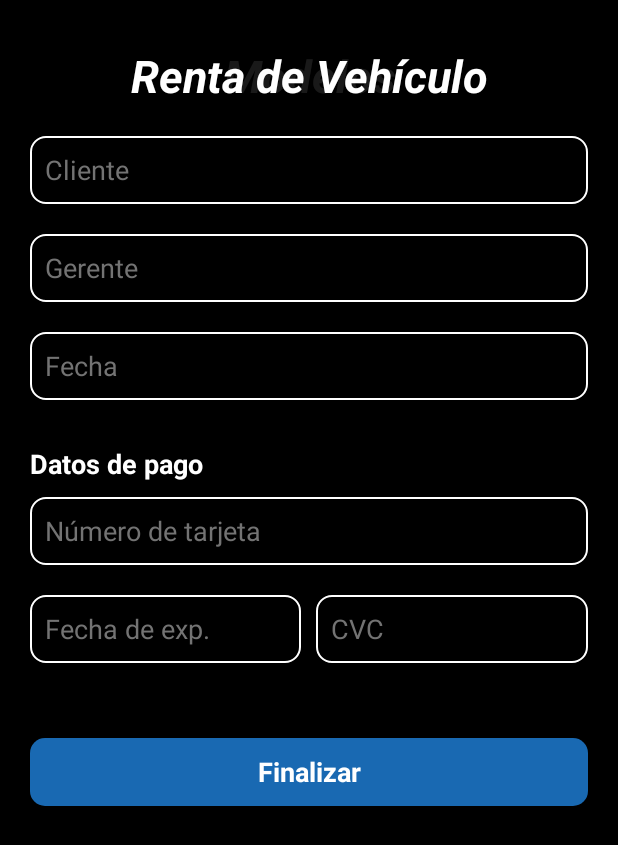
After one commit to Cast-One/RentACar, an Android app: the fragment AddCarFragment placed in its activity, on a phone screen of 412 x 824 dp. The commit adds this screen. Shown: the top 845 px of the screen. Run offline under Robolectric (Android 15) with nearby library versions, the phone set to English and light mode, and no system bars; libraries missing offline, so code that uses them is left out: com.realpacific.clickshrinkeffect; 1 statement that could not run was skipped.

Commit message:
Animaciones y formularios

```diff
--- a/app/src/main/java/com/castillo/rentacar/StartActivity.java
+++ b/app/src/main/java/com/castillo/rentacar/StartActivity.java
@@ -7,6 +7,7 @@ import android.view.View;
 
 import com.castillo.rentacar.Tools.RentCarManager;
 import com.castillo.rentacar.Tools.RentCarTools;
+import com.castillo.rentacar.Vehicles.CarsCatalogActivity;
 import com.castillo.rentacar.databinding.ActivityStartBinding;
 import com.realpacific.clickshrinkeffect.ClickShrinkEffect;
 
--- a/app/src/main/java/com/castillo/rentacar/Tools/RentCarTools.java
+++ b/app/src/main/java/com/castillo/rentacar/Tools/RentCarTools.java
@@ -6,6 +6,11 @@ import android.content.Intent;
 import android.view.View;
 import android.view.inputmethod.InputMethodManager;
 import android.widget.EditText;
+
+import androidx.fragment.app.Fragment;
+import androidx.fragment.app.FragmentTransaction;
+
+import com.castillo.rentacar.R;
 
 public class RentCarTools {
     private final Context context;
@@ -41,6 +46,12 @@ public class RentCarTools {
         return false;
     }
 
+    public void openFragment(Integer id_frame, Fragment fragment, FragmentTransaction transaction) {
+        transaction.setCustomAnimations(R.anim.fadein, R.anim.fadein, R.anim.fadeout, R.anim.fadeout);
+        transaction.replace(id_frame, fragment);
+        transaction.addToBackStack(null);
+        transaction.commit();
+    }
 
     public static void hideKeyboard(Activity activity) {
         InputMethodManager imm = (InputMethodManager) activity.getSystemService(Activity.INPUT_METHOD_SERVICE);
--- /dev/null
+++ b/app/src/main/java/com/castillo/rentacar/Users/AddUserFragment.java
@@ -0,0 +1,66 @@
+package com.castillo.rentacar.Users;
+
+import android.os.Bundle;
+
+import androidx.fragment.app.Fragment;
+
+import android.view.LayoutInflater;
+import android.view.View;
+import android.view.ViewGroup;
+
+import com.castillo.rentacar.R;
+
+/**
+ * A simple {@link Fragment} subclass.
+ * Use the {@link AddUserFragment#newInstance} factory method to
+ * create an instance of this fragment.
+ */
+public class AddUserFragment extends Fragment {
+
+    // TODO: Rename parameter arguments, choose names that match
+    // the fragment initialization parameters, e.g. ARG_ITEM_NUMBER
+    private static final String ARG_PARAM1 = "param1";
+    private static final String ARG_PARAM2 = "param2";
+
+    // TODO: Rename and change types of parameters
+    private String mParam1;
+    private String mParam2;
+
+    public AddUserFragment() {
+        // Required empty public constructor
+    }
+
+    /**
+     * Use this factory method to create a new instance of
+     * this fragment using the provided parameters.
+     *
+     * @param param1 Parameter 1.
+     * @param param2 Parameter 2.
+     * @return A new instance of fragment AddUserFragment.
+     */
+    // TODO: Rename and change types and number of parameters
+    public static AddUserFragment newInstance(String param1, String param2) {
+        AddUserFragment fragment = new AddUserFragment();
+        Bundle args = new Bundle();
+        args.putString(ARG_PARAM1, param1);
+        args.putString(ARG_PARAM2, param2);
+        fragment.setArguments(args);
+        return fragment;
+    }
+
+    @Override
+    public void onCreate(Bundle savedInstanceState) {
+        super.onCreate(savedInstanceState);
+        if (getArguments() != null) {
+            mParam1 = getArguments().getString(ARG_PARAM1);
+            mParam2 = getArguments().getString(ARG_PARAM2);
+        }
+    }
+
+    @Override
+    public View onCreateView(LayoutInflater inflater, ViewGroup container,
+                             Bundle savedInstanceState) {
+        // Inflate the layout for this fragment
+        return inflater.inflate(R.layout.fragment_add_user, container, false);
+    }
+}
--- /dev/null
+++ b/app/src/main/java/com/castillo/rentacar/Users/UsersActivity.java
@@ -0,0 +1,17 @@
+package com.castillo.rentacar.Users;
+
+import androidx.appcompat.app.AppCompatActivity;
+
+import android.os.Bundle;
+
+import com.castillo.rentacar.R;
+
+public class UsersActivity extends AppCompatActivity {
+
+    @Override
+    protected void onCreate(Bundle savedInstanceState) {
+        super.onCreate(savedInstanceState);
+        setContentView(R.layout.activity_users);
+
+    }
+}
--- /dev/null
+++ b/app/src/main/java/com/castillo/rentacar/Vehicles/AddCarFragment.java
@@ -0,0 +1,47 @@
+package com.castillo.rentacar.Vehicles;
+
+import android.os.Bundle;
+
+import androidx.fragment.app.Fragment;
+
+import android.view.LayoutInflater;
+import android.view.View;
+import android.view.ViewGroup;
+import android.widget.Toast;
+
+import com.castillo.rentacar.Models.Vehiculo;
+import com.castillo.rentacar.R;
+import com.castillo.rentacar.databinding.FragmentAddCarBinding;
+import com.realpacific.clickshrinkeffect.ClickShrinkEffect;
+
+public class AddCarFragment extends Fragment {
+    FragmentAddCarBinding binding;
+    Vehiculo vehiculo;
+
+    public AddCarFragment() {}
+
+    public AddCarFragment(Vehiculo vehiculo) {
+        this.vehiculo = vehiculo;
+    }
+
+    @Override
+    public void onCreate(Bundle savedInstanceState) {
+        super.onCreate(savedInstanceState);
+        binding = FragmentAddCarBinding.inflate(getLayoutInflater());
+
+    }
+
+    @Override
+    public View onCreateView(LayoutInflater inflater, ViewGroup container, Bundle savedInstanceState) {
+        View view = binding.getRoot();
+
+        new ClickShrinkEffect(binding.textButtonFinish);
+
+        if (vehiculo != null){
+            Toast.makeText(requireContext(), vehiculo.getMarca() + " " +vehiculo.getModelo(), Toast.LENGTH_LONG).show();
+        }
+
+
+        return view;
+    }
+}
--- a/app/src/main/java/com/castillo/rentacar/CarsCatalogActivity.java
+++ b/app/src/main/java/com/castillo/rentacar/Vehicles/CarsCatalogActivity.java
@@ -1,4 +1,4 @@
-package com.castillo.rentacar;
+package com.castillo.rentacar.Vehicles;
 
 import androidx.appcompat.app.AppCompatActivity;
 
@@ -6,6 +6,7 @@ import android.content.Intent;
 import android.os.Bundle;
 import android.view.View;
 
+import com.castillo.rentacar.R;
 import com.castillo.rentacar.Tools.RentCarManager;
 import com.castillo.rentacar.Tools.RentCarTools;
 import com.castillo.rentacar.databinding.ActivityCarsCatalogBinding;
--- a/app/src/main/java/com/castillo/rentacar/CarsModelsActivity.java
+++ b/app/src/main/java/com/castillo/rentacar/Vehicles/CarsModelsActivity.java
@@ -1,4 +1,4 @@
-package com.castillo.rentacar;
+package com.castillo.rentacar.Vehicles;
 
 import androidx.appcompat.app.AppCompatActivity;
 import androidx.recyclerview.widget.GridLayoutManager;
--- a/app/src/main/java/com/castillo/rentacar/VehiculoRecyclerViewAdapter.java
+++ b/app/src/main/java/com/castillo/rentacar/Vehicles/VehiculoRecyclerViewAdapter.java
@@ -1,17 +1,17 @@
-package com.castillo.rentacar;
+package com.castillo.rentacar.Vehicles;
 
 import androidx.recyclerview.widget.RecyclerView;
 
 import android.annotation.SuppressLint;
 import android.content.Context;
 import android.view.LayoutInflater;
-import android.view.View;
 import android.view.ViewGroup;
 import android.widget.ImageView;
+import android.widget.LinearLayout;
 import android.widget.TextView;
 
 import com.castillo.rentacar.Models.Vehiculo;
-import com.castillo.rentacar.databinding.ActivityCarsModelsBinding;
+import com.castillo.rentacar.R;
 import com.castillo.rentacar.databinding.FragmentVehiculoBinding;
 
 import java.util.List;
@@ -47,6 +47,10 @@ public class VehiculoRecyclerViewAdapter extends RecyclerView.Adapter<VehiculoRe
             activity.rentCarManager.setListaVehiculos(activity.rentCarManager.getListaVehiculos());
             activity.showList(activity.getIntent().getStringExtra("type_car"));
         });
+
+        holder.touch_linear.setOnClickListener(v -> {
+            activity.rentCarTools.openFragment(R.id.fragmentView, new AddCarFragment(holder.mItem), activity.getSupportFragmentManager().beginTransaction());
+        });
     }
 
     @Override
@@ -61,6 +65,7 @@ public class VehiculoRecyclerViewAdapter extends RecyclerView.Adapter<VehiculoRe
         TextView text_carName;
         TextView text_carYear;
         TextView text_carDistance;
+        LinearLayout touch_linear;
 
 
         public ViewHolder(FragmentVehiculoBinding binding) {
@@ -70,6 +75,7 @@ public class VehiculoRecyclerViewAdapter extends RecyclerView.Adapter<VehiculoRe
             text_carName = binding.textNameCar;
             text_carYear = binding.textYearCar;
             text_carDistance = binding.textDistanceCar;
+            touch_linear = binding.touchLinear;
         }
     }
 }
--- /dev/null
+++ b/app/src/main/res/anim/fadein.xml
@@ -0,0 +1,6 @@
+<?xml version="1.0" encoding="utf-8"?>
+<set xmlns:android="http://schemas.android.com/apk/res/android">
+    <alpha
+        android:interpolator="@android:anim/accelerate_interpolator"
+        android:fromAlpha="0.0" android:toAlpha="1.0" android:duration="200" />
+</set>
--- /dev/null
+++ b/app/src/main/res/anim/fadeout.xml
@@ -0,0 +1,6 @@
+<?xml version="1.0" encoding="utf-8"?>
+<set xmlns:android="http://schemas.android.com/apk/res/android">
+    <alpha
+        android:interpolator="@android:anim/anticipate_interpolator"
+        android:fromAlpha="1.0" android:toAlpha="0.0" android:duration="200" />
+</set>
--- a/app/src/main/res/layout/activity_cars_catalog.xml
+++ b/app/src/main/res/layout/activity_cars_catalog.xml
@@ -4,7 +4,7 @@
     xmlns:tools="http://schemas.android.com/tools"
     android:layout_width="match_parent"
     android:layout_height="match_parent"
-    tools:context=".CarsCatalogActivity"
+    tools:context=".Vehicles.CarsCatalogActivity"
     android:background="@color/black">
 
     <TextView
--- a/app/src/main/res/layout/activity_cars_models.xml
+++ b/app/src/main/res/layout/activity_cars_models.xml
@@ -4,7 +4,7 @@
     xmlns:tools="http://schemas.android.com/tools"
     android:layout_width="match_parent"
     android:layout_height="match_parent"
-    tools:context=".CarsModelsActivity"
+    tools:context=".Vehicles.CarsModelsActivity"
     android:background="@color/black">
 
     <TextView
@@ -24,13 +24,22 @@
         android:id="@+id/list"
         android:layout_width="match_parent"
         android:layout_height="0dp"
+        android:layout_marginHorizontal="20dp"
+        android:layout_marginVertical="10dp"
+        app:layoutManager="androidx.recyclerview.widget.GridLayoutManager"
+        app:layout_constraintBottom_toBottomOf="parent"
         app:layout_constraintTop_toBottomOf="@id/text_title"
-        app:layout_constraintBottom_toBottomOf="parent"
-        android:layout_marginVertical="10dp"
-        android:layout_marginHorizontal="20dp"
-        app:layoutManager="androidx.recyclerview.widget.GridLayoutManager"
+        app:layout_constraintVertical_bias="1.0"
+        app:spanCount="2"
         tools:itemCount="5"
-        app:spanCount="2"
+        tools:layout_editor_absoluteX="184dp"
         tools:listitem="@layout/fragment_vehiculo" />
 
+    <FrameLayout
+        android:id="@+id/fragmentView"
+        android:layout_width="match_parent"
+        android:layout_height="match_parent"
+        android:visibility="visible"
+        android:elevation="4dp"/>
+
 </androidx.constraintlayout.widget.ConstraintLayout>
--- /dev/null
+++ b/app/src/main/res/layout/activity_users.xml
@@ -0,0 +1,9 @@
+<?xml version="1.0" encoding="utf-8"?>
+<androidx.constraintlayout.widget.ConstraintLayout xmlns:android="http://schemas.android.com/apk/res/android"
+    xmlns:app="http://schemas.android.com/apk/res-auto"
+    xmlns:tools="http://schemas.android.com/tools"
+    android:layout_width="match_parent"
+    android:layout_height="match_parent"
+    tools:context=".Users.UsersActivity">
+
+</androidx.constraintlayout.widget.ConstraintLayout>
--- /dev/null
+++ b/app/src/main/res/layout/fragment_add_car.xml
@@ -0,0 +1,168 @@
+<?xml version="1.0" encoding="utf-8"?>
+<androidx.constraintlayout.widget.ConstraintLayout xmlns:android="http://schemas.android.com/apk/res/android"
+    xmlns:tools="http://schemas.android.com/tools"
+    android:layout_width="match_parent"
+    android:layout_height="match_parent"
+    xmlns:app="http://schemas.android.com/apk/res-auto"
+    tools:context=".Vehicles.AddCarFragment"
+    android:orientation="vertical">
+
+    <View
+        android:id="@+id/void_Screen"
+        android:layout_width="match_parent"
+        android:layout_height="match_parent"
+        android:background="@color/black"
+        android:alpha="0.9"/>
+
+    <TextView
+        android:id="@+id/text_title"
+        android:layout_width="match_parent"
+        android:layout_height="wrap_content"
+        android:text="@string/car_rent"
+        android:textColor="@color/white"
+        android:textStyle="bold|italic"
+        android:textSize="30sp"
+        android:gravity="center_horizontal"
+        android:paddingHorizontal="10dp"
+        android:layout_marginHorizontal="20dp"
+        android:layout_marginTop="30dp"
+        app:layout_constraintTop_toTopOf="@id/void_Screen"
+        app:layout_constraintEnd_toEndOf="@id/void_Screen"
+        app:layout_constraintStart_toStartOf="@id/void_Screen"/>
+
+
+    <ScrollView
+        android:layout_width="match_parent"
+        android:layout_height="0dp"
+        app:layout_constraintTop_toBottomOf="@id/text_title"
+        app:layout_constraintBottom_toBottomOf="@id/void_Screen"
+        android:layout_marginTop="20dp"
+        android:layout_marginBottom="15dp"
+        android:layout_marginHorizontal="20dp">
+
+        <LinearLayout
+            android:layout_width="match_parent"
+            android:layout_height="wrap_content"
+            android:animateLayoutChanges="true"
+            android:orientation="vertical">
+
+            <EditText
+                android:layout_width="match_parent"
+                android:layout_height="45dp"
+                android:background="@drawable/bg_cars"
+                android:inputType="text"
+                android:autofillHints="name"
+                tools:ignore="LabelFor"
+                android:textColor="@color/white"
+                android:hint="@string/client"
+                android:textColorHint="@color/gray"
+                android:paddingHorizontal="10dp"
+                android:layout_marginBottom="20dp"/>
+
+            <EditText
+                android:layout_width="match_parent"
+                android:layout_height="45dp"
+                android:background="@drawable/bg_cars"
+                android:inputType="text"
+                android:autofillHints="name"
+                tools:ignore="LabelFor"
+                android:textColor="@color/white"
+                android:hint="@string/manager"
+                android:textColorHint="@color/gray"
+                android:paddingHorizontal="10dp"
+                android:layout_marginBottom="20dp"/>
+
+            <EditText
+                android:layout_width="match_parent"
+                android:layout_height="45dp"
+                android:background="@drawable/bg_cars"
+                android:inputType="date"
+                android:autofillHints="@null"
+                tools:ignore="LabelFor"
+                android:textColor="@color/white"
+                android:hint="@string/date"
+                android:textColorHint="@color/gray"
+                android:paddingHorizontal="10dp"
+                android:layout_marginBottom="20dp"/>
+
+            <TextView
+                android:layout_width="match_parent"
+                android:layout_height="wrap_content"
+                android:layout_marginTop="10dp"
+                android:layout_marginBottom="10dp"
+                android:gravity="center_vertical"
+                android:text="@string/pay_data"
+                android:textColor="@color/white"
+                android:textSize="18sp"
+                android:textStyle="bold"/>
+
+            <EditText
+                android:layout_width="match_parent"
+                android:layout_height="45dp"
+                android:background="@drawable/bg_cars"
+                android:inputType="number"
+                android:autofillHints="creditCardNumber"
+                tools:ignore="LabelFor"
+                android:hint="@string/card_number"
+                android:textColor="@color/white"
+                android:textColorHint="@color/gray"
+                android:paddingHorizontal="10dp"
+                android:layout_marginBottom="20dp"/>
+
+            <LinearLayout
+                android:layout_width="match_parent"
+                android:layout_height="wrap_content"
+                android:orientation="horizontal"
+                android:weightSum="2">
+
+                <EditText
+                    android:layout_width="0dp"
+                    android:layout_height="45dp"
+                    android:layout_weight="1"
+                    android:layout_gravity="center_horizontal"
+                    android:background="@drawable/bg_cars"
+                    android:inputType="date"
+                    android:autofillHints="creditCardExpirationDate"
+                    tools:ignore="LabelFor"
+                    android:hint="@string/expiration_date"
+                    android:textColor="@color/white"
+                    android:textColorHint="@color/gray"
+                    android:paddingHorizontal="10dp"
+                    android:layout_marginEnd="10dp"/>
+
+                <EditText
+                    android:layout_width="0dp"
+                    android:layout_height="45dp"
+                    android:layout_weight="1"
+                    android:layout_gravity="center_horizontal"
+                    android:background="@drawable/bg_cars"
+                    android:inputType="number"
+                    android:autofillHints="creditCardSecurityCode"
+                    tools:ignore="LabelFor"
+                    android:textColor="@color/white"
+                    android:hint="@string/cvc"
+                    android:textColorHint="@color/gray"
+                    android:paddingHorizontal="10dp"/>
+
+            </LinearLayout>
+
+
+            <TextView
+                android:id="@+id/textButton_finish"
+                android:layout_width="match_parent"
+                android:layout_height="45dp"
+                android:background="@drawable/bg_button"
+                android:layout_marginTop="50dp"
+                android:layout_marginBottom="10dp"
+                android:gravity="center"
+                android:text="@string/finish"
+                android:textColor="@color/white"
+                android:textSize="18sp"
+                android:textStyle="bold"/>
+
+        </LinearLayout>
+
+    </ScrollView>
+
+
+</androidx.constraintlayout.widget.ConstraintLayout>
--- /dev/null
+++ b/app/src/main/res/layout/fragment_add_user.xml
@@ -0,0 +1,14 @@
+<?xml version="1.0" encoding="utf-8"?>
+<FrameLayout xmlns:android="http://schemas.android.com/apk/res/android"
+    xmlns:tools="http://schemas.android.com/tools"
+    android:layout_width="match_parent"
+    android:layout_height="match_parent"
+    tools:context=".Users.AddUserFragment">
+
+    <!-- TODO: Update blank fragment layout -->
+    <TextView
+        android:layout_width="match_parent"
+        android:layout_height="match_parent"
+        android:text="@string/hello_blank_fragment" />
+
+</FrameLayout>
--- a/app/src/main/res/layout/fragment_vehiculo.xml
+++ b/app/src/main/res/layout/fragment_vehiculo.xml
@@ -11,6 +11,7 @@
     android:layout_marginHorizontal="5dp">
 
     <LinearLayout
+        android:id="@+id/touch_linear"
         android:layout_width="match_parent"
         android:layout_height="wrap_content"
         android:orientation="vertical"
--- a/app/src/main/res/values/colors.xml
+++ b/app/src/main/res/values/colors.xml
@@ -7,5 +7,6 @@
     <color name="teal_700">#FF018786</color>
     <color name="black">#FF000000</color>
     <color name="white">#FFFFFFFF</color>
+    <color name="gray">#737373</color>
     <color name="transparent">#00000000</color>
 </resources>
--- a/app/src/main/res/values/strings.xml
+++ b/app/src/main/res/values/strings.xml
@@ -10,5 +10,16 @@
     <string name="type_car_camioneta">Camioneta</string>
     <string name="type_car_sedan">Sedan</string>
     <string name="type_car_hatchback">Hatchback</string>
+    <!-- TODO: Remove or change this placeholder text -->
+    <string name="hello_blank_fragment">Hello blank fragment</string>
+    <string name="finish">Finalizar</string>
+    <string name="car_rent">Renta de Vehículo</string>
+    <string name="manager">Gerente</string>
+    <string name="date">Fecha</string>
+    <string name="client">Cliente</string>
+    <string name="pay_data">Datos de pago</string>
+    <string name="card_number">Número de tarjeta</string>
+    <string name="expiration_date">Fecha de exp.</string>
+    <string name="cvc">CVC</string>
 
 </resources>
```
Also changed, not shown: app/src/main/AndroidManifest.xml (+14 -4 lines).
